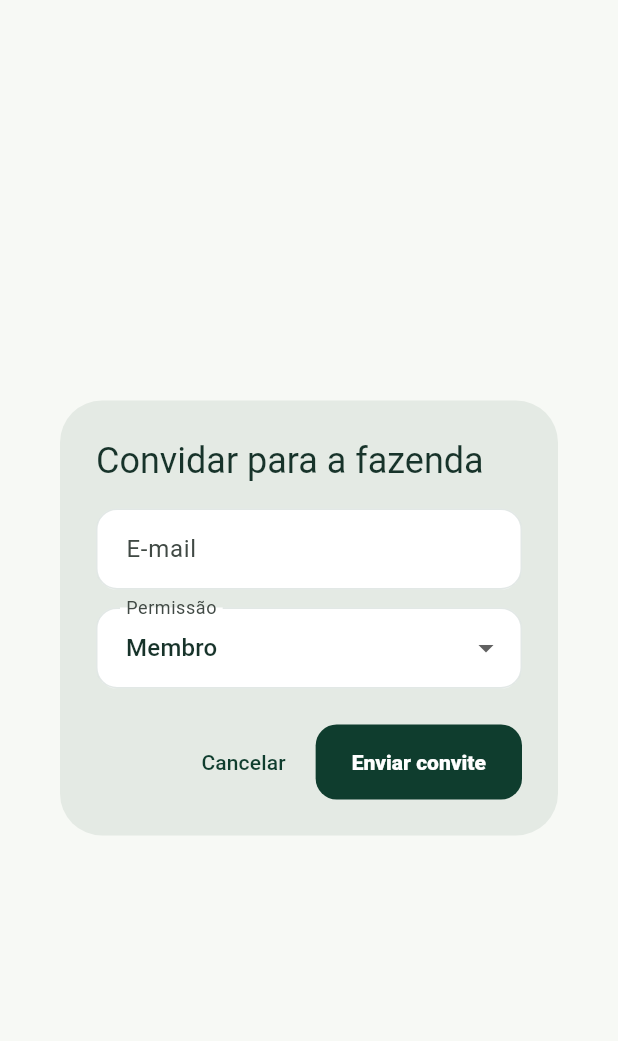
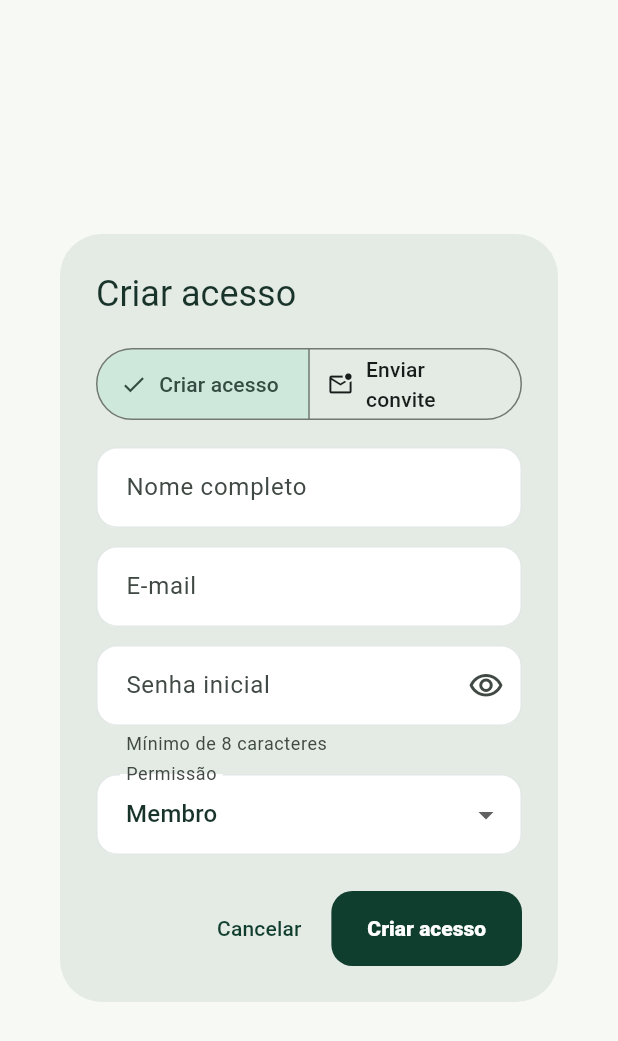
Before and after one commit to lucasgomes-fiero/agrocontrol_v0, a Flutter app: the _InviteDialog widget shown alone on an empty page, opened directly, on a phone screen of 412 x 824 dp. Shown: the top 1041 px of the screen. Run offline on Flutter 3.47's test engine with Material 3 defaults, Android fonts, the phone set to English and light mode, and no system bars; our stand-ins replace fl_chart, flutter_svg, image_picker, supabase_flutter; accounts and stored records are empty.

Commit message:
feat: create user logins directly from team management

```diff
--- a/lib/screens/team_screen.dart
+++ b/lib/screens/team_screen.dart
@@ -47,7 +47,14 @@ class _TeamScreenState extends State<TeamScreen> {
     );
     if (result == null) return;
     try {
-      await FarmService().invite(farmId: widget.farm.id, email: result.email, role: result.role);
+      await FarmService().invite(
+        farmId: widget.farm.id,
+        email: result.email,
+        role: result.role,
+        mode: result.createDirectly ? 'create' : 'invite',
+        fullName: result.fullName,
+        password: result.password,
+      );
       if (!mounted) return;
       ScaffoldMessenger.of(context).showSnackBar(const SnackBar(content: Text('Convite/equipe atualizado com sucesso.')));
       await _load();
@@ -133,7 +140,17 @@ class _TeamScreenState extends State<TeamScreen> {
 class _InviteData {
   final String email;
   final String role;
-  const _InviteData(this.email, this.role);
+  final bool createDirectly;
+  final String fullName;
+  final String password;
+
+  const _InviteData(
+    this.email,
+    this.role, {
+    required this.createDirectly,
+    this.fullName = '',
+    this.password = '',
+  });
 }
 
 class _InviteDialog extends StatefulWidget {
@@ -145,18 +162,24 @@ class _InviteDialog extends StatefulWidget {
 
 class _InviteDialogState extends State<_InviteDialog> {
   final _form = GlobalKey<FormState>();
+  final _name = TextEditingController();
   final _email = TextEditingController();
+  final _password = TextEditingController();
   String _role = 'member';
+  bool _createDirectly = true;
+  bool _hidePassword = true;
 
   @override
   void dispose() {
+    _name.dispose();
     _email.dispose();
+    _password.dispose();
     super.dispose();
   }
 
   @override
   Widget build(BuildContext context) => AlertDialog(
-        title: const Text('Convidar para a fazenda'),
+        title: Text(_createDirectly ? 'Criar acesso' : 'Convidar para a fazenda'),
         content: Form(
           key: _form,
           child: SizedBox(
@@ -164,6 +187,24 @@ class _InviteDialogState extends State<_InviteDialog> {
             child: Column(
               mainAxisSize: MainAxisSize.min,
               children: [
+                SegmentedButton<bool>(
+                  segments: const [
+                    ButtonSegment(value: true, icon: Icon(Icons.person_add_alt_1), label: Text('Criar acesso')),
+                    ButtonSegment(value: false, icon: Icon(Icons.mark_email_unread_outlined), label: Text('Enviar convite')),
+                  ],
+                  selected: {_createDirectly},
+                  onSelectionChanged: (value) => setState(() => _createDirectly = value.first),
+                ),
+                const SizedBox(height: 14),
+                if (_createDirectly) ...[
+                  TextFormField(
+                    controller: _name,
+                    textCapitalization: TextCapitalization.words,
+                    decoration: const InputDecoration(labelText: 'Nome completo'),
+                    validator: (v) => v == null || v.trim().length < 2 ? 'Informe o nome.' : null,
+                  ),
+                  const SizedBox(height: 12),
+                ],
                 TextFormField(
                   key: const Key('inviteEmailField'),
                   controller: _email,
@@ -171,6 +212,25 @@ class _InviteDialogState extends State<_InviteDialog> {
                   decoration: const InputDecoration(labelText: 'E-mail'),
                   validator: (v) => v == null || !v.contains('@') ? 'Informe um e-mail válido.' : null,
                 ),
+                if (_createDirectly) ...[
+                  const SizedBox(height: 12),
+                  TextFormField(
+                    controller: _password,
+                    obscureText: _hidePassword,
+                    decoration: InputDecoration(
+                      labelText: 'Senha inicial',
+                      helperText: 'Mínimo de 8 caracteres',
+                      suffixIcon: IconButton(
+                        onPressed: () => setState(() => _hidePassword = !_hidePassword),
+                        icon: Icon(_hidePassword ? Icons.visibility_outlined : Icons.visibility_off_outlined),
+                      ),
+                    ),
+                    validator: (v) {
+                      if (!_createDirectly) return null;
+                      return v == null || v.length < 8 ? 'Use pelo menos 8 caracteres.' : null;
+                    },
+                  ),
+                ],
                 const SizedBox(height: 12),
                 DropdownButtonFormField<String>(
                   initialValue: _role,
@@ -192,9 +252,18 @@ class _InviteDialogState extends State<_InviteDialog> {
             key: const Key('sendInviteButton'),
             onPressed: () {
               if (!_form.currentState!.validate()) return;
-              Navigator.pop(context, _InviteData(_email.text.trim(), _role));
+              Navigator.pop(
+                context,
+                _InviteData(
+                  _email.text.trim(),
+                  _role,
+                  createDirectly: _createDirectly,
+                  fullName: _name.text.trim(),
+                  password: _password.text,
+                ),
+              );
             },
-            child: const Text('Enviar convite'),
+            child: Text(_createDirectly ? 'Criar acesso' : 'Enviar convite'),
           ),
         ],
       );
```
